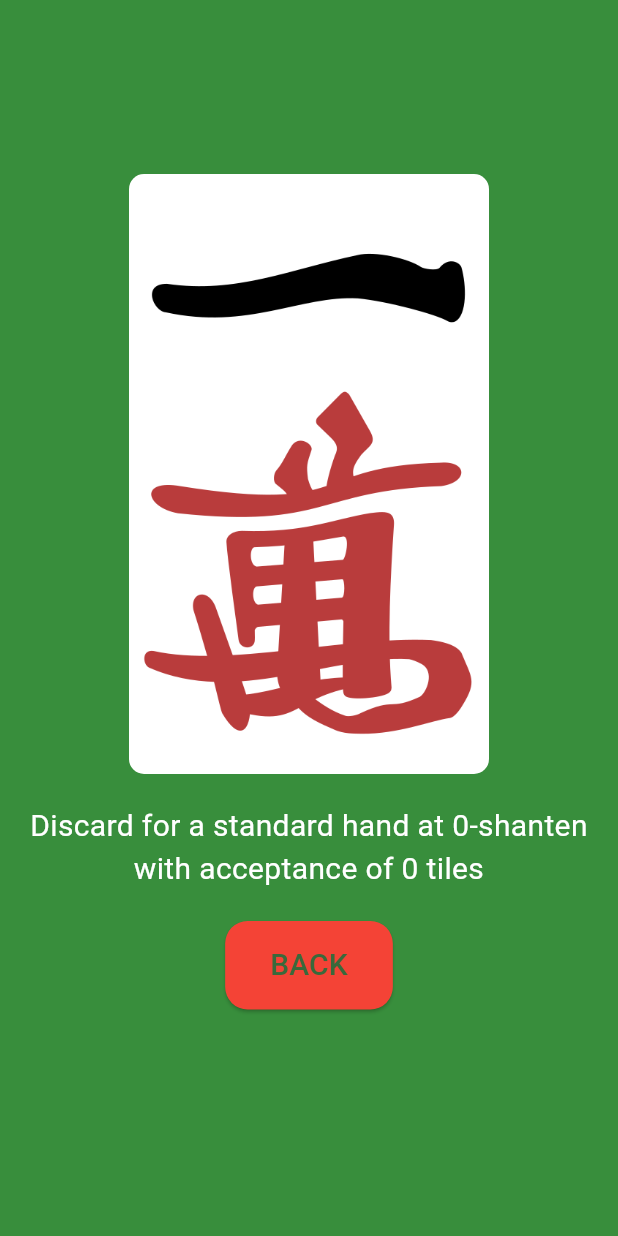
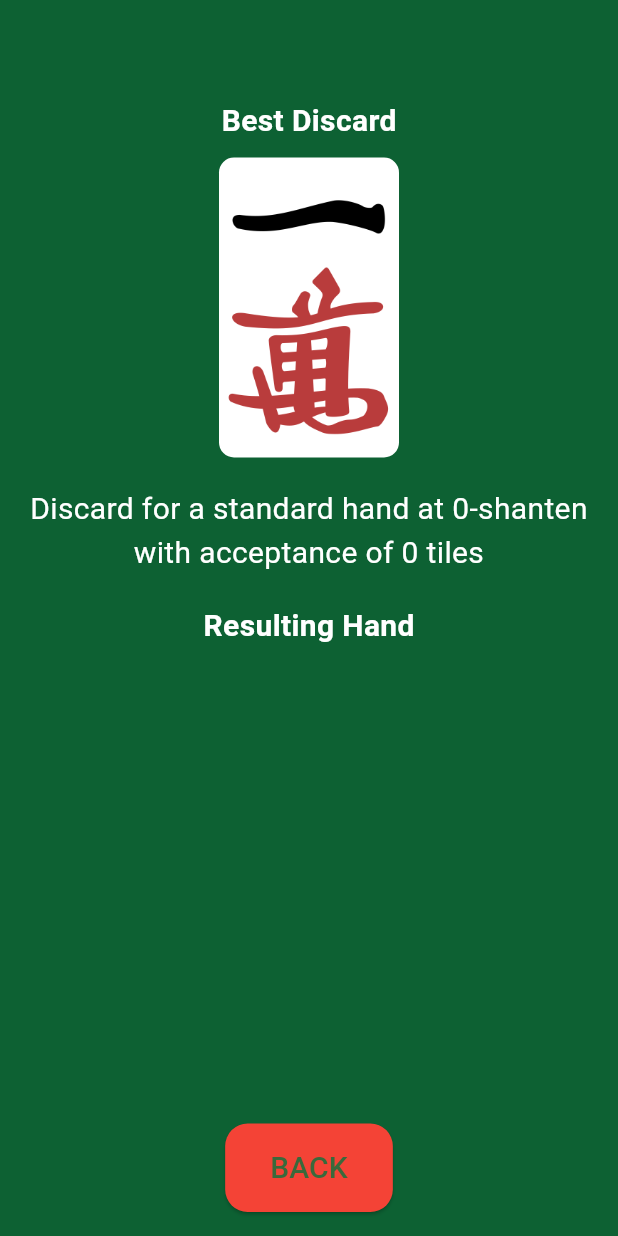
Before and after one commit to limkongkiat/majtrainer, a Flutter app: the DiscardResult widget shown alone on an empty page, opened directly with empty values, on a phone screen of 412 x 824 dp. Run offline on Flutter 3.47's test engine with Material 3 defaults, Android fonts, the phone set to English and light mode, and no system bars.

Commit message:
Some aesthetic changes + display hand after discard

```diff
--- a/lib/DiscardResult.dart
+++ b/lib/DiscardResult.dart
@@ -46,22 +46,31 @@ class DiscardResult extends StatelessWidget {
   ];
 
   final Result result;
+  final List<int> selectedImages;
 
-  DiscardResult(this.result);
+  DiscardResult(this.result, this.selectedImages);
 
   @override
   Widget build(BuildContext context) {
+    selectedImages.remove(result.bestTile);
     //TODO: Handle winning hand case
     return Container(
-      color: Colors.green[700],
+      color: Color.fromARGB(255, 13, 97, 51),
       padding: const EdgeInsets.all(16.0),
       child: Center(
           child: Column(
         children: <Widget>[
-          const SizedBox(height: 100),
+          const SizedBox(height: 50),
+          const Text('Best Discard',
+              style: TextStyle(
+                color: Colors.white,
+                fontSize: 20,
+                fontWeight: FontWeight.bold,
+              )),
+          const SizedBox(height: 10),
           Container(
-              width: 240,
-              height: 400,
+              width: 120,
+              height: 200,
               decoration: const BoxDecoration(
                   borderRadius: BorderRadius.all(Radius.circular(10.0)),
                   color: Colors.white),
@@ -78,6 +87,40 @@ class DiscardResult extends StatelessWidget {
               style: const TextStyle(color: Colors.white, fontSize: 20),
               textAlign: TextAlign.center),
           const SizedBox(height: 20),
+          const Text('Resulting Hand',
+              style: TextStyle(
+                color: Colors.white,
+                fontSize: 20,
+                fontWeight: FontWeight.bold,
+              )),
+          const SizedBox(height: 10),
+          Flexible(
+            //flex: 2,
+            child: GridView.builder(
+              gridDelegate: const SliverGridDelegateWithFixedCrossAxisCount(
+                crossAxisCount: 7,
+                crossAxisSpacing: 2.0,
+                mainAxisSpacing: 2.0,
+                childAspectRatio: 0.8,
+              ),
+              itemCount: selectedImages.length,
+              itemBuilder: (context, index) {
+                return Padding(
+                  padding: const EdgeInsets.all(2.0),
+                  child: Container(
+                      padding: const EdgeInsets.all(2.0),
+                      decoration: BoxDecoration(
+                        color: Colors.white,
+                        borderRadius: BorderRadius.circular(5),
+                      ),
+                      child: Image.asset(
+                        buttonImages[selectedImages[index]],
+                        fit: BoxFit.contain,
+                      )),
+                );
+              },
+            ),
+          ),
           ElevatedButton(
             onPressed: () {
               Navigator.pop(context);
```
Also changed, not shown: lib/DiscardAdviser.dart (+6 -4 lines).
